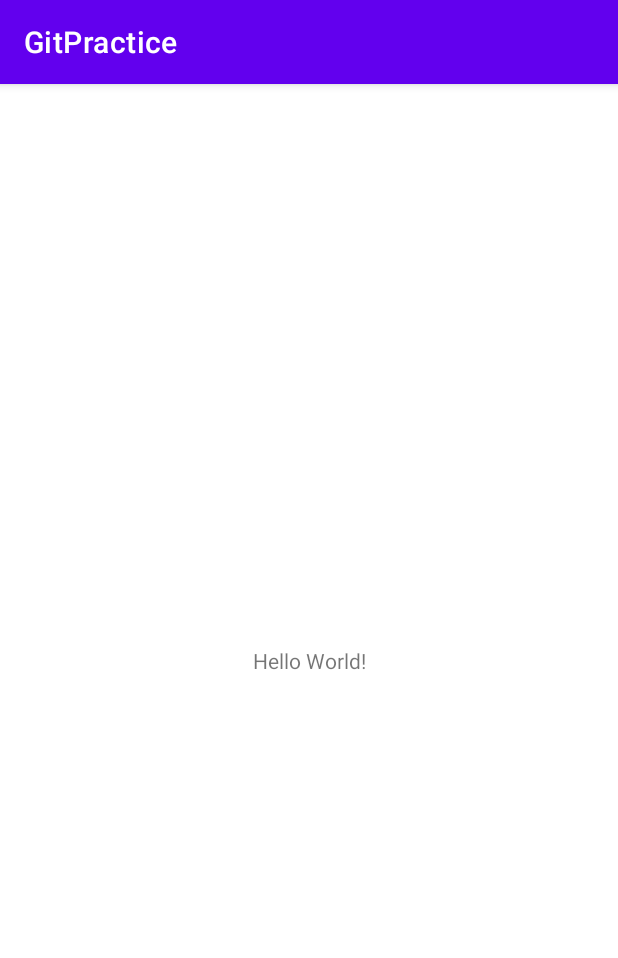
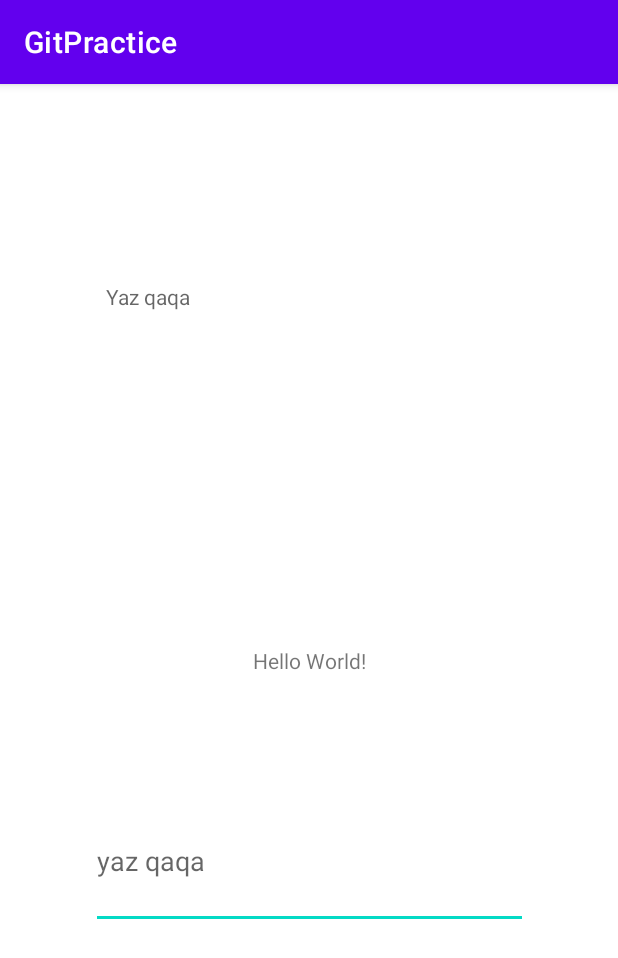
Before and after one commit to JafarAkaAlien/GitPractice, an Android app: the screen it shows after launch (MainActivity), on a phone screen of 412 x 824 dp. Shown: the top 958 px of the screen. Run offline under Robolectric (Android 15) with nearby library versions, the phone set to English and light mode, and no system bars; 4 statements that could not run were skipped.

Commit message:
TextWatchers

```diff
--- a/app/src/main/java/com/leblebi/gitpractice/MainActivity.kt
+++ b/app/src/main/java/com/leblebi/gitpractice/MainActivity.kt
@@ -1,14 +1,55 @@
 package com.leblebi.gitpractice
 
+import android.content.ContentValues.TAG
 import androidx.appcompat.app.AppCompatActivity
 import android.os.Bundle
+import android.text.Editable
+import android.text.TextWatcher
+import android.util.Log
+import androidx.core.widget.addTextChangedListener
+import androidx.core.widget.doOnTextChanged
+import com.leblebi.gitpractice.databinding.ActivityMainBinding
+import java.util.zip.Inflater
 
 class MainActivity : AppCompatActivity() {
+    private lateinit var binding : ActivityMainBinding
     override fun onCreate(savedInstanceState: Bundle?) {
         super.onCreate(savedInstanceState)
         setContentView(R.layout.activity_main)
+        println("LocalChange")
 
+        binding = ActivityMainBinding.inflate(layoutInflater)
+        val view = binding.root
+        setContentView(view)
+        //////////////////////// Text Watchers feature //////////////////////////
+
+        binding.ETm.addTextChangedListener(textWatcher)
+
+
+        }
+    var textWatcher=object :TextWatcher{
+        override fun beforeTextChanged(
+            s: CharSequence?,
+            start: Int,
+            count: Int,
+            after: Int
+        ) {
+            print("salam")
+        }
+
+        override fun onTextChanged(s: CharSequence?, start: Int, before: Int, count: Int) {
+            Log.d(TAG, "onTextChanged: SalamOlsunDunyaya")
+            println("Nilll oturumlu illerim")
+            binding.Tv.text = binding.ETm.text
+        }
+
+        override fun afterTextChanged(s: Editable?) {
+
+            println("After Nilll oturumlu illerim")
+        }
     }
+
+
 
     fun salam(){
         println("salam")
--- a/app/src/main/res/layout/activity_main.xml
+++ b/app/src/main/res/layout/activity_main.xml
@@ -7,6 +7,7 @@
     tools:context=".MainActivity">
 
     <TextView
+        android:id="@+id/textView2"
         android:layout_width="wrap_content"
         android:layout_height="wrap_content"
         android:text="Hello World!"
@@ -15,4 +16,28 @@
         app:layout_constraintStart_toStartOf="parent"
         app:layout_constraintTop_toTopOf="parent" />
 
+    <TextView
+        android:id="@+id/Tv"
+        android:layout_width="271dp"
+        android:layout_height="108dp"
+        android:layout_marginTop="132dp"
+        android:hint="Yaz qaqa"
+        app:layout_constraintEnd_toEndOf="parent"
+        app:layout_constraintStart_toStartOf="parent"
+        app:layout_constraintTop_toTopOf="parent" />
+
+    <EditText
+        android:id="@+id/ETm"
+        android:layout_width="291dp"
+        android:layout_height="90dp"
+        android:layout_marginTop="64dp"
+        android:ems="10"
+        android:hint="yaz qaqa"
+        android:inputType="textPersonName"
+        app:layout_constraintBottom_toBottomOf="parent"
+        app:layout_constraintEnd_toEndOf="parent"
+        app:layout_constraintStart_toStartOf="parent"
+        app:layout_constraintTop_toBottomOf="@+id/textView2"
+        app:layout_constraintVertical_bias="0.069" />
+
 </androidx.constraintlayout.widget.ConstraintLayout>
```
Also changed, not shown: app/build.gradle (+5 -2 lines).
